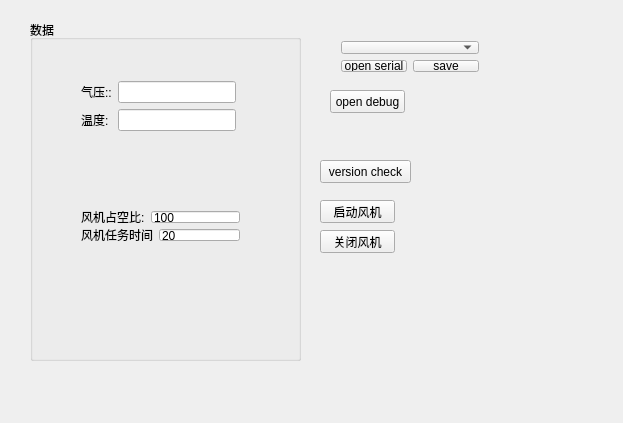
Above: widget.ui from cdrizzt/dustcatch before the change. Below: the same form after it.
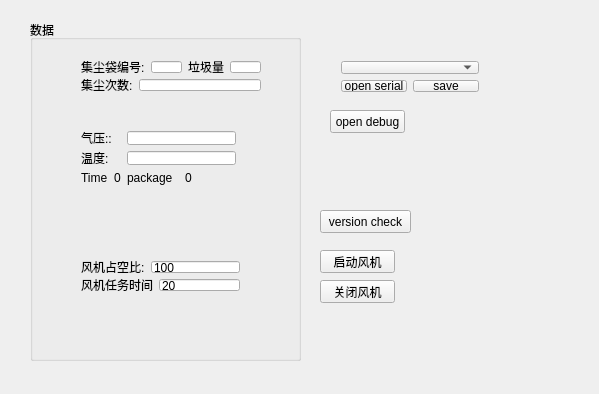
That is the form after the change.

Commit message: 增加集尘袋 尘盒重量

The edit to the form file:
```diff
--- a/widget.ui
+++ b/widget.ui
@@ -6,8 +6,8 @@
    <rect>
     <x>0</x>
     <y>0</y>
-    <width>623</width>
-    <height>423</height>
+    <width>599</width>
+    <height>394</height>
    </rect>
   </property>
   <property name="windowTitle">
@@ -29,47 +29,7 @@
     <property name="geometry">
      <rect>
       <x>40</x>
-      <y>110</y>
-      <width>171</width>
-      <height>16</height>
-     </rect>
-    </property>
-    <layout class="QHBoxLayout" name="horizontalLayout">
-     <item>
-      <widget class="QLabel" name="label_4">
-       <property name="text">
-        <string>Time</string>
-       </property>
-      </widget>
-     </item>
-     <item>
-      <widget class="QLabel" name="label_7">
-       <property name="text">
-        <string>0</string>
-       </property>
-      </widget>
-     </item>
-     <item>
-      <widget class="QLabel" name="label_3">
-       <property name="text">
-        <string>package</string>
-       </property>
-      </widget>
-     </item>
-     <item>
-      <widget class="QLabel" name="label_9">
-       <property name="text">
-        <string>0</string>
-       </property>
-      </widget>
-     </item>
-    </layout>
-   </widget>
-   <widget class="QWidget" name="layoutWidget">
-    <property name="geometry">
-     <rect>
-      <x>40</x>
-      <y>50</y>
+      <y>100</y>
       <width>177</width>
       <height>76</height>
      </rect>
@@ -103,13 +63,49 @@
        </property>
       </widget>
      </item>
+     <item row="2" column="0">
+      <layout class="QHBoxLayout" name="horizontalLayout">
+       <item>
+        <widget class="QLabel" name="label_4">
+         <property name="text">
+          <string>Time</string>
+         </property>
+        </widget>
+       </item>
+       <item>
+        <widget class="QLabel" name="label_7">
+         <property name="text">
+          <string>0</string>
+         </property>
+        </widget>
+       </item>
+      </layout>
+     </item>
+     <item row="2" column="1">
+      <layout class="QHBoxLayout" name="horizontalLayout_8">
+       <item>
+        <widget class="QLabel" name="label_3">
+         <property name="text">
+          <string>package</string>
+         </property>
+        </widget>
+       </item>
+       <item>
+        <widget class="QLabel" name="label_9">
+         <property name="text">
+          <string>0</string>
+         </property>
+        </widget>
+       </item>
+      </layout>
+     </item>
     </layout>
    </widget>
    <widget class="QWidget" name="layoutWidget">
     <property name="geometry">
      <rect>
       <x>40</x>
-      <y>140</y>
+      <y>190</y>
       <width>221</width>
       <height>22</height>
      </rect>
@@ -135,7 +131,7 @@
     <property name="geometry">
      <rect>
       <x>40</x>
-      <y>180</y>
+      <y>230</y>
       <width>181</width>
       <height>52</height>
      </rect>
@@ -179,25 +175,53 @@
      </item>
     </layout>
    </widget>
-   <widget class="QWidget" name="layoutWidget">
+   <widget class="QWidget" name="">
     <property name="geometry">
      <rect>
       <x>40</x>
-      <y>20</y>
-      <width>181</width>
-      <height>22</height>
+      <y>30</y>
+      <width>202</width>
+      <height>52</height>
      </rect>
     </property>
-    <layout class="QHBoxLayout" name="horizontalLayout_6">
+    <layout class="QVBoxLayout" name="verticalLayout_3">
      <item>
-      <widget class="QLabel" name="label_10">
-       <property name="text">
-        <string>集尘次数:</string>
-       </property>
-      </widget>
+      <layout class="QHBoxLayout" name="horizontalLayout_7">
+       <item>
+        <widget class="QLabel" name="label_11">
+         <property name="text">
+          <string>集尘袋编号:</string>
+         </property>
+        </widget>
+       </item>
+       <item>
+        <widget class="QLineEdit" name="dustpack_num_edit"/>
+       </item>
+       <item>
+        <widget class="QLabel" name="label_12">
+         <property name="text">
+          <string>垃圾量</string>
+         </property>
+        </widget>
+       </item>
+       <item>
+        <widget class="QLineEdit" name="dust_num_edit"/>
+       </item>
+      </layout>
      </item>
      <item>
-      <widget class="QLineEdit" name="fanopen_edit"/>
+      <layout class="QHBoxLayout" name="horizontalLayout_6">
+       <item>
+        <widget class="QLabel" name="label_10">
+         <property name="text">
+          <string>集尘次数:</string>
+         </property>
+        </widget>
+       </item>
+       <item>
+        <widget class="QLineEdit" name="fanopen_edit"/>
+       </item>
+      </layout>
      </item>
     </layout>
    </widget>
@@ -206,7 +230,7 @@
    <property name="geometry">
     <rect>
      <x>320</x>
-     <y>160</y>
+     <y>210</y>
      <width>91</width>
      <height>23</height>
     </rect>
@@ -219,7 +243,7 @@
    <property name="geometry">
     <rect>
      <x>330</x>
-     <y>30</y>
+     <y>50</y>
      <width>160</width>
      <height>53</height>
     </rect>
@@ -252,7 +276,7 @@
    <property name="geometry">
     <rect>
      <x>320</x>
-     <y>200</y>
+     <y>250</y>
      <width>75</width>
      <height>23</height>
     </rect>
@@ -265,7 +289,7 @@
    <property name="geometry">
     <rect>
      <x>320</x>
-     <y>230</y>
+     <y>280</y>
      <width>75</width>
      <height>23</height>
     </rect>
@@ -278,7 +302,7 @@
    <property name="geometry">
     <rect>
      <x>330</x>
-     <y>90</y>
+     <y>110</y>
      <width>75</width>
      <height>23</height>
     </rect>
```
Left out of the diff: 4 changed lines with no effect on the pictures. The commit also changes 2 other files.
